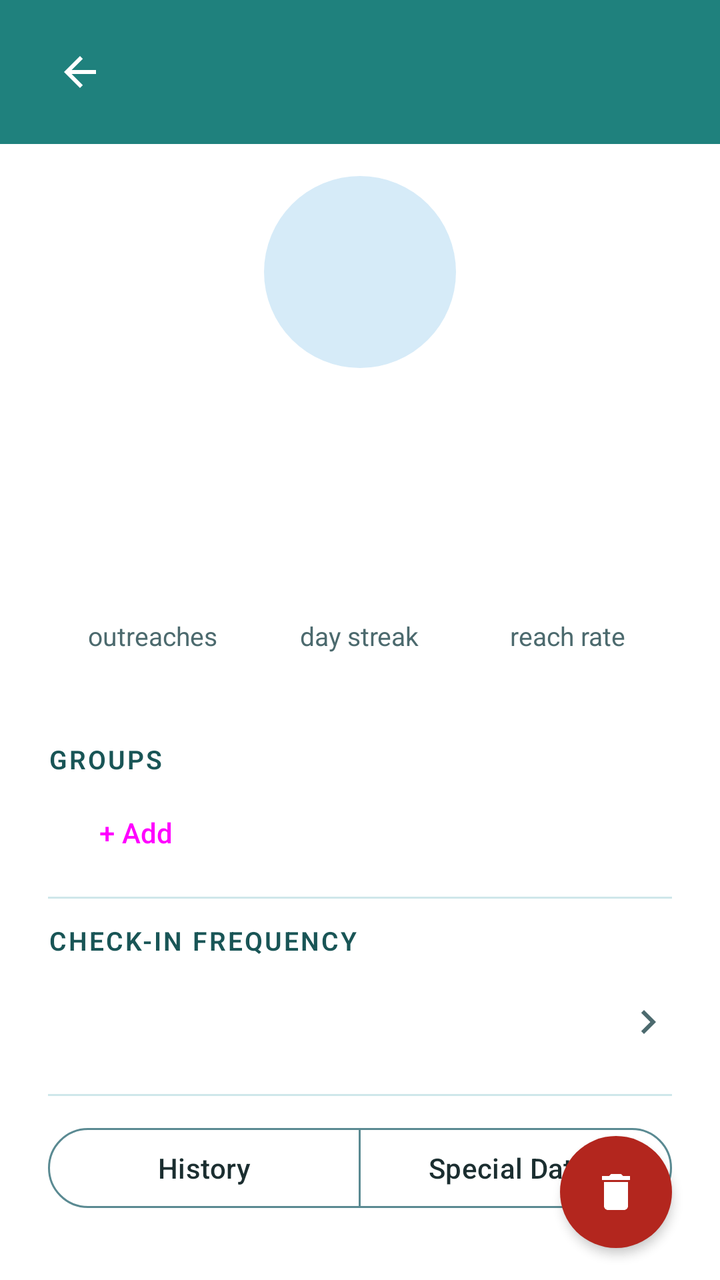
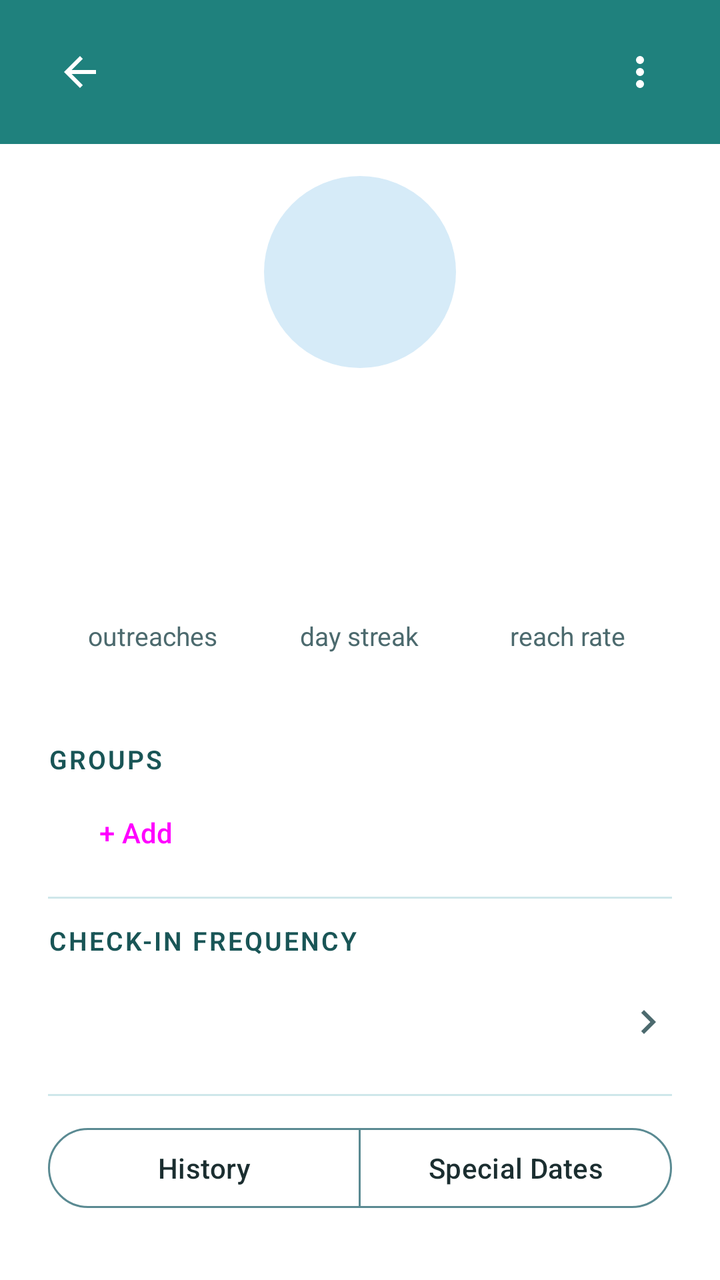

Compare the two renders of this Android layout. The source of the first and the diff that turns it into the second are given below.
<!-- AndroidManifest.xml: application theme Theme.FriendMinder -->
<!-- res/layout/fragment_contact_detail.xml -->
<?xml version="1.0" encoding="utf-8"?>
<FrameLayout xmlns:android="http://schemas.android.com/apk/res/android"
    xmlns:app="http://schemas.android.com/apk/res-auto"
    android:layout_width="match_parent"
    android:layout_height="match_parent">

    <LinearLayout
        android:layout_width="match_parent"
        android:layout_height="match_parent"
        android:orientation="vertical">

    
    <LinearLayout
        android:id="@+id/headerContainer"
        android:layout_width="match_parent"
        android:layout_height="wrap_content"
        android:orientation="vertical"
        android:background="@color/fm_header">

        <View
            android:id="@+id/statusBarSpacer"
            android:layout_width="match_parent"
            android:layout_height="0dp" />

        <FrameLayout
            android:layout_width="match_parent"
            android:layout_height="@dimen/fm_home_header_height">

            <ImageButton
                android:id="@+id/backButton"
                android:layout_width="48dp"
                android:layout_height="48dp"
                android:layout_gravity="start|center_vertical"
                android:layout_marginStart="16dp"
                android:padding="12dp"
                android:background="?attr/selectableItemBackgroundBorderless"
                android:src="@drawable/ic_arrow_back"
                app:tint="@color/fm_on_primary"
                android:contentDescription="@string/content_desc_back" />

            
            <TextView
                android:id="@+id/headerTitle"
                android:layout_width="wrap_content"
                android:layout_height="wrap_content"
                android:layout_gravity="start|center_vertical"
                android:layout_marginStart="72dp"
                android:layout_marginEnd="@dimen/fm_space_6"
                android:textColor="@color/fm_on_primary"
                android:textSize="@dimen/fm_header_title_size"
                android:maxLines="1"
                android:ellipsize="end" />
        </FrameLayout>
    </LinearLayout>

    
    <androidx.core.widget.NestedScrollView
        android:id="@+id/contentScroll"
        android:layout_width="match_parent"
        android:layout_height="0dp"
        android:layout_weight="1"
        android:fillViewport="true">

    <LinearLayout
        android:layout_width="match_parent"
        android:layout_height="wrap_content"
        android:orientation="vertical"
        android:paddingBottom="@dimen/fm_space_4">

        <LinearLayout
            android:layout_width="match_parent"
            android:layout_height="wrap_content"
            android:orientation="vertical"
            android:paddingStart="@dimen/fm_gutter"
            android:paddingEnd="@dimen/fm_gutter"
            android:paddingTop="@dimen/fm_space_4"
            android:paddingBottom="@dimen/fm_space_4">

            <FrameLayout
                android:layout_width="@dimen/fm_avatar_size_detail"
                android:layout_height="@dimen/fm_avatar_size_detail"
                android:layout_gravity="center_horizontal">

                <ImageView
                    android:id="@+id/contactPhoto"
                    android:layout_width="@dimen/fm_avatar_size_detail"
                    android:layout_height="@dimen/fm_avatar_size_detail"
                    android:background="@drawable/bg_avatar_placeholder"
                    android:scaleType="centerCrop"
                    android:visibility="gone"
                    android:contentDescription="@null" />

                <TextView
                    android:id="@+id/contactInitial"
                    android:layout_width="@dimen/fm_avatar_size_detail"
                    android:layout_height="@dimen/fm_avatar_size_detail"
                    android:background="@drawable/bg_avatar_placeholder"
                    android:gravity="center"
                    android:textAppearance="?attr/textAppearanceHeadlineSmall"
                    android:textColor="?attr/colorOnSecondaryContainer" />
            </FrameLayout>

            <TextView
                android:id="@+id/contactNameText"
                android:layout_width="match_parent"
                android:layout_height="wrap_content"
                android:layout_marginTop="@dimen/fm_space_2"
                android:gravity="center"
                android:textAppearance="?attr/textAppearanceHeadlineSmall" />

            <TextView
                android:id="@+id/birthdayFrequencyCaption"
                android:layout_width="match_parent"
                android:layout_height="wrap_content"
                android:gravity="center"
                android:textAppearance="?attr/textAppearanceBodySmall"
                android:textColor="?attr/colorOnSurfaceVariant" />

            
            <LinearLayout
                android:id="@+id/statsRow"
                android:layout_width="match_parent"
                android:layout_height="wrap_content"
                android:layout_marginTop="@dimen/fm_space_8"
                android:layout_marginBottom="@dimen/fm_space_8"
                android:orientation="horizontal">

                <LinearLayout
                    android:id="@+id/outreachesStat"
                    android:layout_width="0dp"
                    android:layout_height="wrap_content"
                    android:layout_weight="1"
                    android:orientation="vertical"
                    android:gravity="center"
                    android:focusable="true"
                    android:importantForAccessibility="yes">

                    <TextView
                        android:id="@+id/outreachesFigure"
                        android:layout_width="wrap_content"
                        android:layout_height="wrap_content"
                        android:fontFamily="sans-serif-medium"
                        android:textSize="24sp"
                        android:textColor="@color/fm_heading"
                        android:gravity="center"
                        android:importantForAccessibility="no" />

                    <TextView
                        android:layout_width="wrap_content"
                        android:layout_height="wrap_content"
                        android:layout_marginTop="@dimen/fm_space_1"
                        android:text="@string/label_stat_outreaches"
                        android:textSize="13sp"
                        android:textColor="@color/fm_ink_dim"
                        android:gravity="center"
                        android:importantForAccessibility="no" />
                </LinearLayout>

                <LinearLayout
                    android:id="@+id/streakStat"
                    android:layout_width="0dp"
                    android:layout_height="wrap_content"
                    android:layout_weight="1"
                    android:orientation="vertical"
                    android:gravity="center"
                    android:focusable="true"
                    android:importantForAccessibility="yes">

                    <TextView
                        android:id="@+id/streakFigure"
                        android:layout_width="wrap_content"
                        android:layout_height="wrap_content"
                        android:fontFamily="sans-serif-medium"
                        android:textSize="24sp"
                        android:textColor="@color/fm_heading"
                        android:gravity="center"
                        android:importantForAccessibility="no" />

                    <TextView
                        android:layout_width="wrap_content"
                        android:layout_height="wrap_content"
                        android:layout_marginTop="@dimen/fm_space_1"
                        android:text="@string/label_stat_day_streak"
                        android:textSize="13sp"
                        android:textColor="@color/fm_ink_dim"
                        android:gravity="center"
                        android:importantForAccessibility="no" />
                </LinearLayout>

                <LinearLayout
                    android:id="@+id/reachRateStat"
                    android:layout_width="0dp"
                    android:layout_height="wrap_content"
                    android:layout_weight="1"
                    android:orientation="vertical"
                    android:gravity="center"
                    android:focusable="true"
                    android:importantForAccessibility="yes">

                    <TextView
                        android:id="@+id/reachRateFigure"
                        android:layout_width="wrap_content"
                        android:layout_height="wrap_content"
                        android:fontFamily="sans-serif-medium"
                        android:textSize="24sp"
                        android:textColor="@color/fm_heading"
                        android:gravity="center"
                        android:importantForAccessibility="no" />

                    <TextView
                        android:layout_width="wrap_content"
                        android:layout_height="wrap_content"
                        android:layout_marginTop="@dimen/fm_space_1"
                        android:text="@string/label_stat_reach_rate"
                        android:textSize="13sp"
                        android:textColor="@color/fm_ink_dim"
                        android:gravity="center"
                        android:importantForAccessibility="no" />
                </LinearLayout>

            </LinearLayout>

            <TextView
                android:layout_width="match_parent"
                android:layout_height="wrap_content"
                android:layout_marginTop="@dimen/fm_space_3"
                android:text="@string/label_groups_header"
                android:textAppearance="@style/TextAppearance.FM.SectionLabel" />

            <com.google.android.material.chip.ChipGroup
                android:id="@+id/groupsChipGroup"
                android:layout_width="match_parent"
                android:layout_height="wrap_content"
                android:layout_marginTop="@dimen/fm_space_1" />

            <Button
                android:id="@+id/addGroupButton"
                style="@style/Widget.Material3.Button.TextButton"
                android:layout_width="wrap_content"
                android:layout_height="wrap_content"
                android:text="@string/action_add_group_chip" />

            <View
                android:layout_width="match_parent"
                android:layout_height="1dp"
                android:layout_marginTop="@dimen/fm_space_2"
                android:background="?attr/colorOutlineVariant" />

            
            <TextView
                android:layout_width="match_parent"
                android:layout_height="wrap_content"
                android:layout_marginTop="@dimen/fm_space_3"
                android:text="@string/label_checkin_frequency_header"
                android:textAppearance="@style/TextAppearance.FM.SectionLabel" />

            <LinearLayout
                android:id="@+id/checkInFrequencyRow"
                android:layout_width="match_parent"
                android:layout_height="56dp"
                android:layout_marginTop="@dimen/fm_space_1"
                android:orientation="horizontal"
                android:gravity="center_vertical"
                android:background="@drawable/bg_home_row_ripple"
                android:clickable="true"
                android:focusable="true">

                <TextView
                    android:id="@+id/checkInFrequencyValue"
                    android:layout_width="0dp"
                    android:layout_height="wrap_content"
                    android:layout_weight="1"
                    android:textSize="17sp"
                    android:textColor="@color/fm_ink" />

                <ImageView
                    android:layout_width="24dp"
                    android:layout_height="24dp"
                    android:src="@drawable/ic_chevron_right"
                    android:importantForAccessibility="no" />
            </LinearLayout>

            <View
                android:layout_width="match_parent"
                android:layout_height="1dp"
                android:layout_marginTop="@dimen/fm_space_2"
                android:background="?attr/colorOutlineVariant" />

            <com.google.android.material.button.MaterialButtonToggleGroup
                android:id="@+id/tabToggleGroup"
                android:layout_width="match_parent"
                android:layout_height="wrap_content"
                android:layout_marginTop="@dimen/fm_space_3"
                app:singleSelection="true"
                app:selectionRequired="true">

                <com.google.android.material.button.MaterialButton
                    android:id="@+id/historyToggleButton"
                    style="@style/Widget.Material3.Button.OutlinedButton"
                    android:layout_width="0dp"
                    android:layout_height="48dp"
                    android:layout_weight="1"
                    android:text="@string/label_tab_history" />

                <com.google.android.material.button.MaterialButton
                    android:id="@+id/specialDatesToggleButton"
                    style="@style/Widget.Material3.Button.OutlinedButton"
                    android:layout_width="0dp"
                    android:layout_height="48dp"
                    android:layout_weight="1"
                    android:text="@string/label_tab_special_dates" />
            </com.google.android.material.button.MaterialButtonToggleGroup>
        </LinearLayout>

    <FrameLayout
        android:layout_width="match_parent"
        android:layout_height="wrap_content">

        <androidx.recyclerview.widget.RecyclerView
            android:id="@+id/historyRecyclerView"
            android:layout_width="match_parent"
            android:layout_height="wrap_content"
            android:nestedScrollingEnabled="false" />

        <TextView
            android:id="@+id/historyEmptyText"
            android:layout_width="match_parent"
            android:layout_height="wrap_content"
            android:layout_gravity="center"
            android:gravity="center"
            android:padding="@dimen/fm_space_8"
            android:text="@string/label_history_empty"
            android:textAppearance="?attr/textAppearanceBodyLarge"
            android:visibility="gone" />

        <FrameLayout
            android:id="@+id/specialDatesScroll"
            android:layout_width="match_parent"
            android:layout_height="wrap_content"
            android:visibility="gone">

            <LinearLayout
                android:layout_width="match_parent"
                android:layout_height="wrap_content"
                android:orientation="vertical"
                android:paddingStart="@dimen/fm_gutter"
                android:paddingTop="@dimen/fm_space_4"
                android:paddingEnd="@dimen/fm_gutter"
                android:paddingBottom="@dimen/fm_space_4">

                <TextView
                    android:id="@+id/specialDatesEmptyText"
                    android:layout_width="match_parent"
                    android:layout_height="wrap_content"
                    android:gravity="center"
                    android:padding="@dimen/fm_space_4"
                    android:text="@string/label_special_dates_empty"
                    android:textAppearance="?attr/textAppearanceBodyLarge"
                    android:visibility="gone" />

                <LinearLayout
                    android:id="@+id/specialDatesContainer"
                    android:layout_width="match_parent"
                    android:layout_height="wrap_content"
                    android:orientation="vertical" />

                <Button
                    android:id="@+id/addSpecialDateButton"
                    style="@style/Widget.Material3.Button.OutlinedButton"
                    android:layout_width="match_parent"
                    android:layout_height="48dp"
                    android:layout_marginTop="@dimen/fm_space_4"
                    android:text="@string/action_add_special_date" />
            </LinearLayout>
        </FrameLayout>
    </FrameLayout>
    </LinearLayout>
    </androidx.core.widget.NestedScrollView>
    </LinearLayout>

    
    <com.google.android.material.floatingactionbutton.FloatingActionButton
        android:id="@+id/stopTrackingFab"
        android:layout_width="wrap_content"
        android:layout_height="wrap_content"
        android:layout_gravity="bottom|end"
        android:layout_marginEnd="@dimen/fm_space_6"
        android:layout_marginBottom="@dimen/fm_space_4"
        android:contentDescription="@string/action_stop_tracking"
        app:elevation="3dp"
        app:backgroundTint="@color/fm_error"
        app:tint="@color/fm_on_primary"
        app:shapeAppearanceOverlay="@style/ShapeAppearanceOverlay.MaterialComponents.FloatingActionButton"
        app:srcCompat="@drawable/ic_trash" />
</FrameLayout>
<!-- resources referenced by this layout -->
<resources>
  <color name="fm_error">#B3261E</color>
  <color name="fm_header">#1F817D</color>
  <color name="fm_heading">#195556</color>
  <color name="fm_ink">#1B2E30</color>
  <color name="fm_ink_dim">#4C6A6E</color>
  <color name="fm_on_primary">#FFFFFF</color>
  <dimen name="fm_avatar_size_detail">96dp</dimen>
  <dimen name="fm_gutter">24dp</dimen>
  <dimen name="fm_header_title_size">30sp</dimen>
  <dimen name="fm_home_header_height">72dp</dimen>
  <dimen name="fm_space_1">4dp</dimen>
  <dimen name="fm_space_2">8dp</dimen>
  <dimen name="fm_space_3">12dp</dimen>
  <dimen name="fm_space_4">16dp</dimen>
  <dimen name="fm_space_6">24dp</dimen>
  <dimen name="fm_space_8">32dp</dimen>
  <!-- drawable bg_avatar_placeholder (drawable) -->
  <shape xmlns:android="http://schemas.android.com/apk/res/android" android:shape="oval">
      <solid android:color="?attr/colorSecondaryContainer" />
  </shape>
  <!-- drawable bg_home_row_ripple (drawable) -->
  <?xml version="1.0" encoding="utf-8"?>
  <ripple xmlns:android="http://schemas.android.com/apk/res/android"
      android:color="#1F1F817D" />
  <!-- drawable ic_trash (drawable) -->
  <?xml version="1.0" encoding="utf-8"?>
  <vector xmlns:android="http://schemas.android.com/apk/res/android"
      android:width="24dp"
      android:height="24dp"
      android:viewportWidth="24"
      android:viewportHeight="24"
      android:tint="?attr/colorOnPrimary">
      <path
          android:fillColor="@android:color/white"
          android:pathData="M6,19c0,1.1 0.9,2 2,2h8c1.1,0 2,-0.9 2,-2L18,7L6,7L6,19zM19,4h-3.5l-1,-1h-5l-1,1L5,4v2h14L19,4z" />
  </vector>
  <string name="action_add_group_chip">+ Add</string>
  <string name="action_add_special_date">Add special date</string>
  <string name="action_stop_tracking">Stop tracking</string>
  <string name="content_desc_back">Back</string>
  <string name="label_checkin_frequency_header">Check-in frequency</string>
  <string name="label_groups_header">Groups</string>
  <string name="label_history_empty">No outreach logged yet — send a message or log a hangout</string>
  <string name="label_special_dates_empty">No special dates yet</string>
  <string name="label_stat_day_streak">day streak</string>
  <string name="label_stat_outreaches">outreaches</string>
  <string name="label_stat_reach_rate">reach rate</string>
  <string name="label_tab_history">History</string>
  <string name="label_tab_special_dates">Special Dates</string>
  <color name="fm_primary">#1F817D</color>
  <color name="fm_primary_container">#B0E8E6</color>
  <color name="fm_on_primary_container">#195556</color>
  <color name="fm_secondary">#5ABBEB</color>
  <color name="fm_on_secondary">#0A2E31</color>
  <color name="fm_secondary_container">#D6EBF8</color>
  <color name="fm_on_secondary_container">#0A2E31</color>
  <color name="fm_surface">#FFFFFF</color>
  <color name="fm_surface_variant">#D3E9F4</color>
  <color name="fm_outline">#5A8A92</color>
  <color name="fm_divider">#CFE7EA</color>
  <color name="fm_error_container">#F9DEDC</color>
  <color name="fm_on_error_container">#410E0B</color>
  <color name="fm_surface_sunken">#EFF8FA</color>
  <style name="ThemeOverlay.FriendMinder.BottomSheetDialog" parent="ThemeOverlay.Material3.BottomSheetDialog">
          <item name="bottomSheetStyle">@style/Widget.FriendMinder.BottomSheet.Modal</item>
      </style>
  <style name="Widget.FriendMinder.BottomSheet.Modal" parent="Widget.Material3.BottomSheet.Modal">
          <item name="backgroundTint">@color/fm_surface</item>
      </style>
  <color name="fm_accent">#155D5B</color>
  <!-- unchanged entries left out for length: 6 -->
</resources>

<!-- the commit's change to res/layout/fragment_contact_detail.xml (unified diff, before → after) -->
@@ -45,11 +45,23 @@
                 android:layout_height="wrap_content"
                 android:layout_gravity="start|center_vertical"
                 android:layout_marginStart="72dp"
-                android:layout_marginEnd="@dimen/fm_space_6"
+                android:layout_marginEnd="72dp"
                 android:textColor="@color/fm_on_primary"
                 android:textSize="@dimen/fm_header_title_size"
                 android:maxLines="1"
                 android:ellipsize="end" />
+
+            <ImageButton
+                android:id="@+id/overflowButton"
+                android:layout_width="48dp"
+                android:layout_height="48dp"
+                android:layout_gravity="end|center_vertical"
+                android:layout_marginEnd="16dp"
+                android:padding="12dp"
+                android:background="?attr/selectableItemBackgroundBorderless"
+                android:src="@drawable/ic_more_vert"
+                app:tint="@color/fm_on_primary"
+                android:contentDescription="@string/content_desc_more_options" />
         </FrameLayout>
     </LinearLayout>
 
@@ -378,18 +390,4 @@
     </androidx.core.widget.NestedScrollView>
     </LinearLayout>
 
-    
-    <com.google.android.material.floatingactionbutton.FloatingActionButton
-        android:id="@+id/stopTrackingFab"
-        android:layout_width="wrap_content"
-        android:layout_height="wrap_content"
-        android:layout_gravity="bottom|end"
-        android:layout_marginEnd="@dimen/fm_space_6"
-        android:layout_marginBottom="@dimen/fm_space_4"
-        android:contentDescription="@string/action_stop_tracking"
-        app:elevation="3dp"
-        app:backgroundTint="@color/fm_error"
-        app:tint="@color/fm_on_primary"
-        app:shapeAppearanceOverlay="@style/ShapeAppearanceOverlay.MaterialComponents.FloatingActionButton"
-        app:srcCompat="@drawable/ic_trash" />
 </FrameLayout>
<!-- resource entries referenced after the edit -->
@@ -14,7 +14,6 @@
   <dimen name="fm_space_2">8dp</dimen>
   <dimen name="fm_space_3">12dp</dimen>
   <dimen name="fm_space_4">16dp</dimen>
-  <dimen name="fm_space_6">24dp</dimen>
   <dimen name="fm_space_8">32dp</dimen>
   <!-- drawable bg_avatar_placeholder (drawable) -->
   <shape xmlns:android="http://schemas.android.com/apk/res/android" android:shape="oval">
@@ -24,22 +23,21 @@
   <?xml version="1.0" encoding="utf-8"?>
   <ripple xmlns:android="http://schemas.android.com/apk/res/android"
       android:color="#1F1F817D" />
-  <!-- drawable ic_trash (drawable) -->
+  <!-- drawable ic_more_vert (drawable) -->
   <?xml version="1.0" encoding="utf-8"?>
   <vector xmlns:android="http://schemas.android.com/apk/res/android"
       android:width="24dp"
       android:height="24dp"
       android:viewportWidth="24"
-      android:viewportHeight="24"
-      android:tint="?attr/colorOnPrimary">
+      android:viewportHeight="24">
       <path
-          android:fillColor="@android:color/white"
-          android:pathData="M6,19c0,1.1 0.9,2 2,2h8c1.1,0 2,-0.9 2,-2L18,7L6,7L6,19zM19,4h-3.5l-1,-1h-5l-1,1L5,4v2h14L19,4z" />
+          android:fillColor="#FF000000"
+          android:pathData="M12,20Q11.175,20 10.588,19.413Q10,18.825 10,18Q10,17.175 10.588,16.587Q11.175,16 12,16Q12.825,16 13.413,16.587Q14,17.175 14,18Q14,18.825 13.413,19.413Q12.825,20 12,20ZM12,14Q11.175,14 10.588,13.412Q10,12.825 10,12Q10,11.175 10.588,10.587Q11.175,10 12,10Q12.825,10 13.413,10.587Q14,11.175 14,12Q14,12.825 13.413,13.412Q12.825,14 12,14ZM12,8Q11.175,8 10.588,7.412Q10,6.825 10,6Q10,5.175 10.588,4.588Q11.175,4 12,4Q12.825,4 13.413,4.588Q14,5.175 14,6Q14,6.825 13.413,7.412Q12.825,8 12,8Z" />
   </vector>
   <string name="action_add_group_chip">+ Add</string>
   <string name="action_add_special_date">Add special date</string>
-  <string name="action_stop_tracking">Stop tracking</string>
   <string name="content_desc_back">Back</string>
+  <string name="content_desc_more_options">More options</string>
   <string name="label_checkin_frequency_header">Check-in frequency</string>
   <string name="label_groups_header">Groups</string>
   <string name="label_history_empty">No outreach logged yet — send a message or log a hangout</string>
